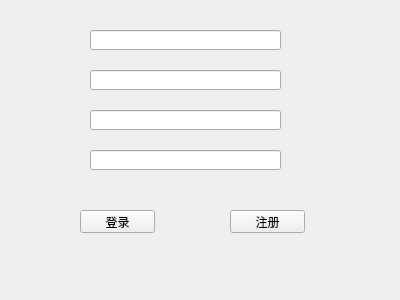
Above: client/IM_FOR_P2P/signup.ui from longmenzheng/IM_FOR_P2P before the change. Below: the same form after it.
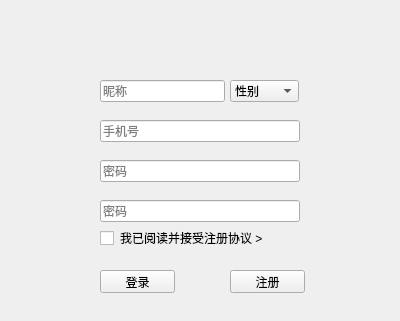
That is the form after the change. Icons and pictures are not drawn.

Commit message: 注册登录、修复部分网络通信bug

```diff
--- a/client/IM_FOR_P2P/signup.ui
+++ b/client/IM_FOR_P2P/signup.ui
@@ -7,17 +7,23 @@
     <x>0</x>
     <y>0</y>
     <width>400</width>
-    <height>300</height>
+    <height>321</height>
    </rect>
   </property>
+  <property name="sizePolicy">
+   <sizepolicy hsizetype="Fixed" vsizetype="Fixed">
+    <horstretch>0</horstretch>
+    <verstretch>0</verstretch>
+   </sizepolicy>
+  </property>
   <property name="windowTitle">
    <string>Form</string>
   </property>
   <widget class="QPushButton" name="signIn">
    <property name="geometry">
     <rect>
-     <x>80</x>
-     <y>210</y>
+     <x>100</x>
+     <y>270</y>
      <width>75</width>
      <height>23</height>
     </rect>
@@ -30,7 +36,7 @@
    <property name="geometry">
     <rect>
      <x>230</x>
-     <y>210</y>
+     <y>270</y>
      <width>75</width>
      <height>23</height>
     </rect>
@@ -42,39 +48,152 @@
   <widget class="QLineEdit" name="lineEdit">
    <property name="geometry">
     <rect>
-     <x>90</x>
-     <y>30</y>
-     <width>191</width>
-     <height>20</height>
+     <x>100</x>
+     <y>80</y>
+     <width>125</width>
+     <height>22</height>
     </rect>
    </property>
+   <property name="placeholderText">
+    <string>昵称</string>
+   </property>
   </widget>
   <widget class="QLineEdit" name="lineEdit_2">
    <property name="geometry">
     <rect>
-     <x>90</x>
-     <y>70</y>
-     <width>191</width>
-     <height>20</height>
+     <x>100</x>
+     <y>200</y>
+     <width>200</width>
+     <height>22</height>
     </rect>
    </property>
+   <property name="echoMode">
+    <enum>QLineEdit::Password</enum>
+   </property>
+   <property name="placeholderText">
+    <string>密码</string>
+   </property>
   </widget>
   <widget class="QLineEdit" name="lineEdit_3">
    <property name="geometry">
     <rect>
-     <x>90</x>
-     <y>150</y>
-     <width>191</width>
-     <height>20</height>
+     <x>100</x>
+     <y>160</y>
+     <width>200</width>
+     <height>22</height>
     </rect>
    </property>
+   <property name="echoMode">
+    <enum>QLineEdit::Password</enum>
+   </property>
+   <property name="placeholderText">
+    <string>密码</string>
+   </property>
   </widget>
-  <widget class="QLineEdit" name="lineEdit_4">
+  <widget class="QCheckBox" name="checkBox">
    <property name="geometry">
     <rect>
-     <x>90</x>
-     <y>110</y>
-     <width>191</width>
+     <x>100</x>
+     <y>230</y>
+     <width>16</width>
+     <height>16</height>
+    </rect>
+   </property>
+   <property name="text">
+    <string/>
+   </property>
+  </widget>
+  <widget class="QLabel" name="Image">
+   <property name="geometry">
+    <rect>
+     <x>170</x>
+     <y>10</y>
+     <width>61</width>
+     <height>61</height>
+    </rect>
+   </property>
+   <property name="text">
+    <string/>
+   </property>
+   <property name="pixmap">
+    <pixmap resource="Res.qrc">:/Resource/Images/userIcon.png</pixmap>
+   </property>
+   <property name="scaledContents">
+    <bool>true</bool>
+   </property>
+  </widget>
+  <widget class="QComboBox" name="comboBox">
+   <property name="geometry">
+    <rect>
+     <x>230</x>
+     <y>80</y>
+     <width>69</width>
+     <height>22</height>
+    </rect>
+   </property>
+   <item>
+    <property name="text">
+     <string>性别</string>
+    </property>
+    <property name="icon">
+     <iconset resource="Res.qrc">
+      <normaloff>:/Resource/Images/sex.png</normaloff>:/Resource/Images/sex.png</iconset>
+    </property>
+   </item>
+   <item>
+    <property name="text">
+     <string>男</string>
+    </property>
+    <property name="icon">
+     <iconset resource="Res.qrc">
+      <normaloff>:/Resource/Images/sexM.png</normaloff>:/Resource/Images/sexM.png</iconset>
+    </property>
+   </item>
+   <item>
+    <property name="text">
+     <string>女</string>
+    </property>
+    <property name="icon">
+     <iconset resource="Res.qrc">
+      <normaloff>:/Resource/Images/sexF.png</normaloff>:/Resource/Images/sexF.png</iconset>
+    </property>
+   </item>
+  </widget>
+  <widget class="QLineEdit" name="phone">
+   <property name="geometry">
+    <rect>
+     <x>100</x>
+     <y>120</y>
+     <width>200</width>
+     <height>22</height>
+    </rect>
+   </property>
+   <property name="echoMode">
+    <enum>QLineEdit::Normal</enum>
+   </property>
+   <property name="placeholderText">
+    <string>手机号</string>
+   </property>
+  </widget>
+  <widget class="QLabel" name="protolabel">
+   <property name="geometry">
+    <rect>
+     <x>120</x>
+     <y>230</y>
+     <width>151</width>
+     <height>16</height>
+    </rect>
+   </property>
+   <property name="text">
+    <string>我已阅读并接受注册协议 &gt;</string>
+   </property>
+  </widget>
+  <widget class="QLabel" name="note">
+   <property name="geometry">
+    <rect>
+     <x>0</x>
+     <y>250</y>
+     <width>401</width>
      <height>20</height>
     </rect>
    </property>
```
Left out of the diff: 33 changed lines with no effect on the pictures. The commit also changes 79 other files.
